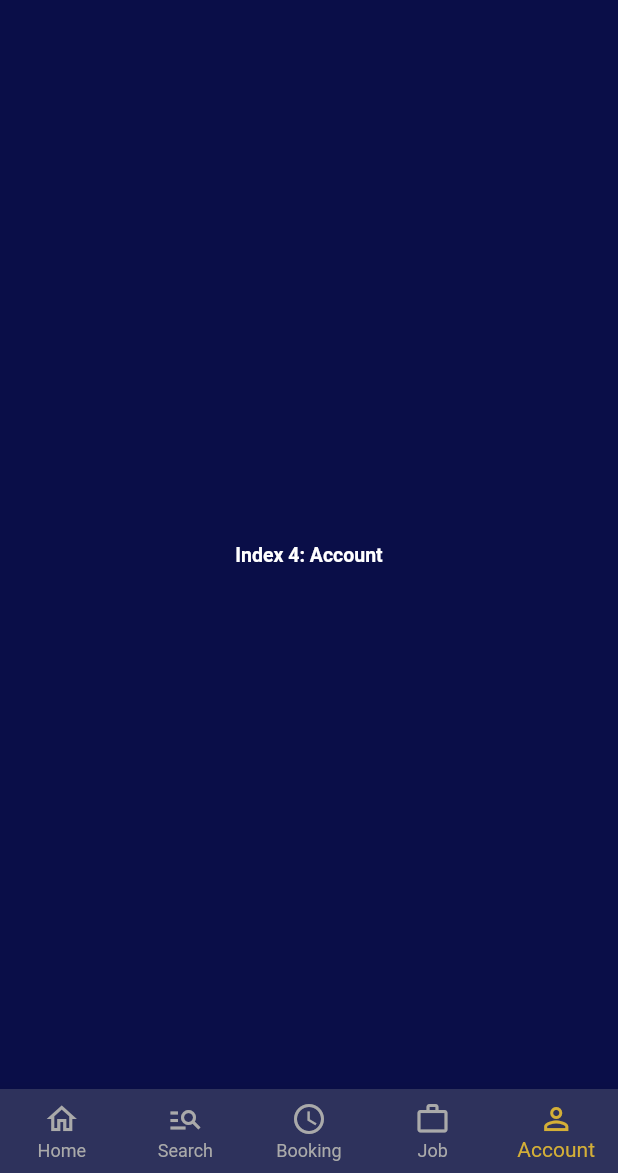
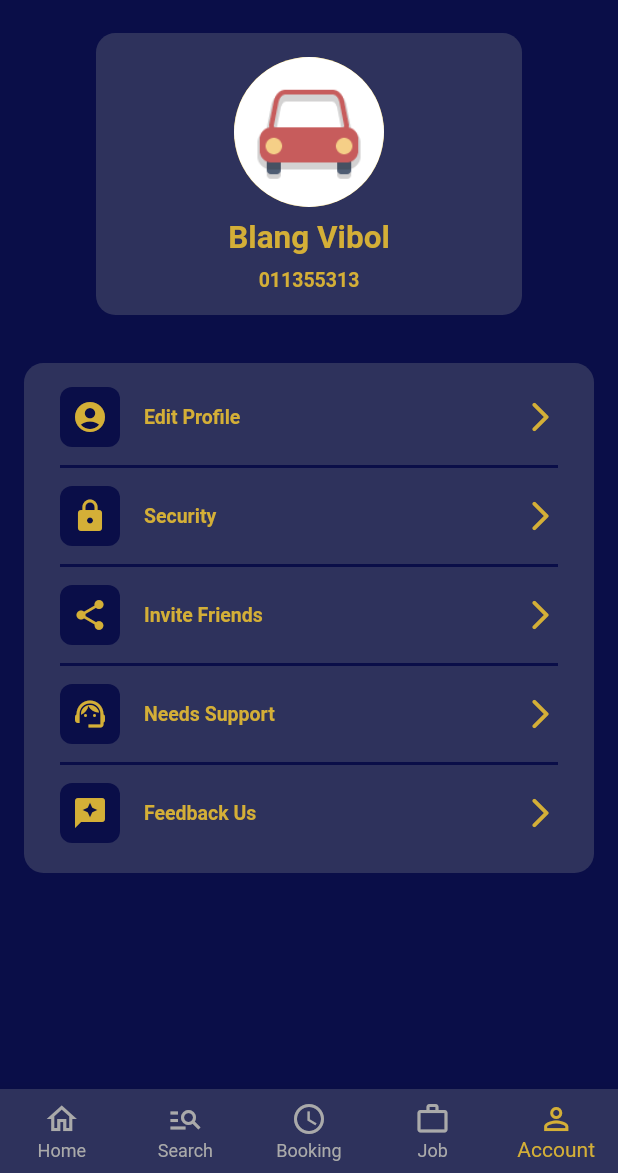
Before and after one commit to OeungChheanghok123/ktv_app, a Flutter app: the screen it shows after launch, item 5 of the bottom bar chosen, on a phone screen of 412 x 824 dp, the part 63-1236 px from its top. Run offline on Flutter 3.47's test engine with Material 2 defaults, Android fonts, the phone set to English and light mode, and no system bars; our stand-ins replace carousel_slider, flutter_svg, get.

Commit message:
3-Feb-2023

```diff
--- /dev/null
+++ b/lib/screens/account/account_screen.dart
@@ -0,0 +1,104 @@
+import 'package:flutter/material.dart';
+import 'package:get/get.dart';
+import 'package:ktv_app/constants/constants.dart';
+import 'package:ktv_app/screens/account/account_screen_view_model.dart';
+import 'package:ktv_app/utility/text_style.dart';
+import 'package:ktv_app/utility/widgets.dart';
+
+class AccountScreen extends StatelessWidget {
+  AccountScreen({super.key});
+
+  final viewModel = Get.put(AccountScreenViewModel());
+
+  @override
+  Widget build(BuildContext context) {
+    return Column(
+      children: [
+        const SizedBox(height: defaultPaddin / 2),
+        profileImage(
+          context,
+          name: 'Blang Vibol',
+          number: '011355313',
+        ),
+        const SizedBox(height: defaultPaddin * 2),
+        settingListView(context),
+      ],
+    );
+  }
+
+  Widget profileImage(
+    BuildContext context, {
+    required String name,
+    required String number,
+  }) {
+    return Container(
+      width: MediaQuery.of(context).size.width,
+      margin: const EdgeInsets.symmetric(horizontal: defaultPaddin * 4),
+      padding: const EdgeInsets.symmetric(vertical: defaultPaddin),
+      decoration: BoxDecoration(
+        color: secondColor,
+        borderRadius: BorderRadius.circular(13),
+      ),
+      child: Column(
+        mainAxisAlignment: MainAxisAlignment.center,
+        children: [
+          Container(
+            width: 100,
+            height: 100,
+            decoration: BoxDecoration(
+              color: primaryColor,
+              borderRadius: BorderRadius.circular(100),
+              image: const DecorationImage(
+                image: AssetImage(
+                  "assets/images/map_currentLocation.png",
+                ),
+                fit: BoxFit.cover,
+              ),
+            ),
+          ),
+          const SizedBox(height: defaultPaddin / 2),
+          Text(
+            name,
+            style: AppTextStyle.headline1.copyWith(
+              color: primaryColor,
+            ),
+          ),
+          const SizedBox(height: defaultPaddin / 2),
+          Text(
+            number,
+            style: AppTextStyle.headline2.copyWith(
+              color: primaryColor,
+            ),
+          ),
+        ],
+      ),
+    );
+  }
+
+  Widget settingListView(BuildContext context) {
+    return Container(
+      width: MediaQuery.of(context).size.width,
+      margin: const EdgeInsets.symmetric(horizontal: defaultPaddin),
+      padding: const EdgeInsets.all(defaultPaddin / 2),
+      decoration: BoxDecoration(
+        color: secondColor,
+        borderRadius: BorderRadius.circular(13),
+      ),
+      child: ListView.builder(
+        shrinkWrap: true,
+        physics: const NeverScrollableScrollPhysics(),
+        padding: const EdgeInsets.all(0),
+        itemCount: viewModel.settingTitleList.length,
+        itemBuilder: (context, index) {
+          return AppWidget.listTile(
+            icon: viewModel.settingIconList[index],
+            title: viewModel.settingTitleList[index],
+            underLine:
+                index + 1 == viewModel.settingTitleList.length ? false : true,
+            onTap: () {},
+          );
+        },
+      ),
+    );
+  }
+}
--- /dev/null
+++ b/lib/screens/account/account_screen_view_model.dart
@@ -0,0 +1,20 @@
+import 'package:flutter/material.dart';
+import 'package:get/get.dart';
+
+class AccountScreenViewModel extends GetxController {
+  final List<String> settingTitleList = [
+    'Edit Profile',
+    'Security',
+    'Invite Friends',
+    'Needs Support',
+    'Feedback Us',
+  ];
+
+  final List<IconData> settingIconList = [
+    Icons.account_circle,
+    Icons.https,
+    Icons.share,
+    Icons.support_agent,
+    Icons.try_sms_star,
+  ];
+}
--- a/lib/screens/detail/detail_screen.dart
+++ b/lib/screens/detail/detail_screen.dart
@@ -411,6 +411,7 @@ class DetailScreen extends StatelessWidget {
       appBar: _appBarWidget(context),
       body: SizedBox(
         height: MediaQuery.of(context).size.height,
+        child: Scrollbar(
           child: ListView.builder(
             scrollDirection: Axis.vertical,
             shrinkWrap: true,
@@ -420,6 +421,7 @@ class DetailScreen extends StatelessWidget {
             },
           ),
         ),
+      ),
     );
   }
 }
--- a/lib/screens/main_screen_view_model.dart
+++ b/lib/screens/main_screen_view_model.dart
@@ -1,5 +1,6 @@
 import 'package:flutter/material.dart';
 import 'package:get/get.dart';
+import 'package:ktv_app/screens/account/account_screen.dart';
 import 'package:ktv_app/screens/home/home_screen.dart';
 import 'package:ktv_app/utility/text_style.dart';
 
@@ -26,12 +27,7 @@ class MainScreenViewModel extends GetxController {
         style: AppTextStyle.headline2,
       ),
     ),
-    Center(
-      child: Text(
-        'Index 4: Account',
-        style: AppTextStyle.headline2,
-      ),
-    ),
+    AccountScreen(),
   ];
 
   static List<BottomNavigationBarItem> bottomBarItem = [
--- a/lib/utility/widgets.dart
+++ b/lib/utility/widgets.dart
@@ -1,4 +1,5 @@
 import 'package:flutter/material.dart';
+import 'package:flutter_svg/flutter_svg.dart';
 import 'package:ktv_app/constants/constants.dart';
 import 'package:ktv_app/utility/text_style.dart';
 
@@ -155,4 +156,82 @@ class AppWidget {
       ),
     );
   }
+
+  static Widget listTile({
+    required IconData icon,
+    required String title,
+    required VoidCallback onTap,
+    required bool underLine,
+  }) {
+    return Column(
+      children: [
+        ListTile(
+          leading: Container(
+            padding: const EdgeInsets.all(defaultPaddin / 2),
+            decoration: BoxDecoration(
+              color: bgColor,
+              shape: BoxShape.rectangle,
+              borderRadius: BorderRadius.circular(8),
+            ),
+            child: Icon(
+              icon,
+              color: primaryColor,
+            ),
+          ),
+          trailing: const Icon(
+            Icons.arrow_forward_ios_rounded,
+            color: primaryColor,
+          ),
+          title: Text(
+            title,
+            style: AppTextStyle.headline2.copyWith(
+              color: primaryColor,
+            ),
+          ),
+          onTap: onTap,
+        ),
+        const SizedBox(height: defaultPaddin / 4),
+        underLine
+            ? Container(
+                color: bgColor,
+                margin: const EdgeInsets.symmetric(horizontal: defaultPaddin),
+                height: 2,
+                width: double.infinity,
+              )
+            : const SizedBox.shrink(),
+        underLine
+            ? const SizedBox(height: defaultPaddin / 4)
+            : const SizedBox.shrink(),
+      ],
+    );
+  }
+
+  static Widget bigImage(
+    BuildContext context,
+    String image,
+  ) {
+    return Container(
+      height: 144,
+      margin: const EdgeInsets.symmetric(
+        horizontal: defaultPaddin * 4,
+        vertical: defaultPaddin / 2,
+      ),
+      child: ClipRRect(
+        borderRadius: BorderRadius.circular(13),
+        child: Material(
+          color: secondColor,
+          child: Ink(
+            width: MediaQuery.of(context).size.width,
+            child: Container(
+              padding: const EdgeInsets.all(defaultPaddin),
+              child: SvgPicture.asset(
+                image,
+                color: primaryColor,
+              ),
+            ),
+          ),
+        ),
+      ),
+    );
+  }
 }
```
Lines whose indentation alone changed are shown as unchanged.
